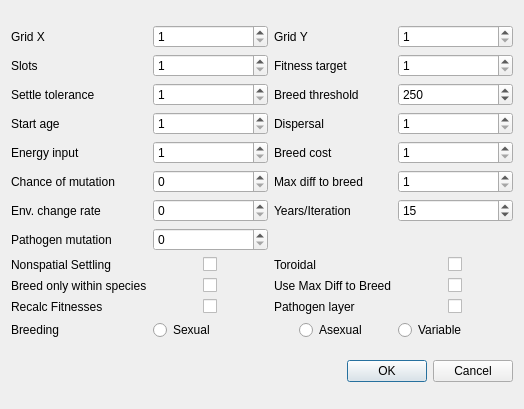
First picture: the form in dialog.ui, repository marksutton/EvoSim, before the edit.
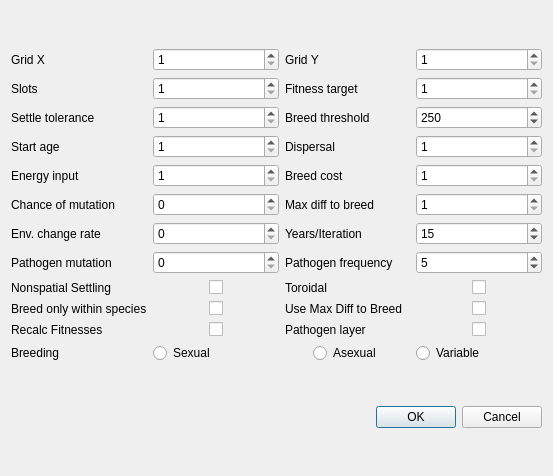
Second picture: the form after the edit.

Commit message: Updated pathogens so they can be applied every n generations. Also identified - but did not fix - crash which occurs when tracking species and pathogens are turned on.

Patch:
```diff
--- a/dialog.ui
+++ b/dialog.ui
@@ -6,8 +6,8 @@
    <rect>
     <x>0</x>
     <y>0</y>
-    <width>524</width>
-    <height>409</height>
+    <width>553</width>
+    <height>476</height>
    </rect>
   </property>
   <property name="windowTitle">
@@ -404,6 +404,23 @@
        </property>
       </widget>
      </item>
+     <item row="7" column="2">
+      <widget class="QLabel" name="label_18">
+       <property name="text">
+        <string>Pathogen frequency</string>
+       </property>
+      </widget>
+     </item>
+     <item row="7" column="3">
+      <widget class="QSpinBox" name="spinBoxPathogenFrequency">
+       <property name="minimum">
+        <number>1</number>
+       </property>
+       <property name="value">
+        <number>5</number>
+       </property>
+      </widget>
+     </item>
     </layout>
    </item>
    <item>
```
The commit also changes 5 other files.
